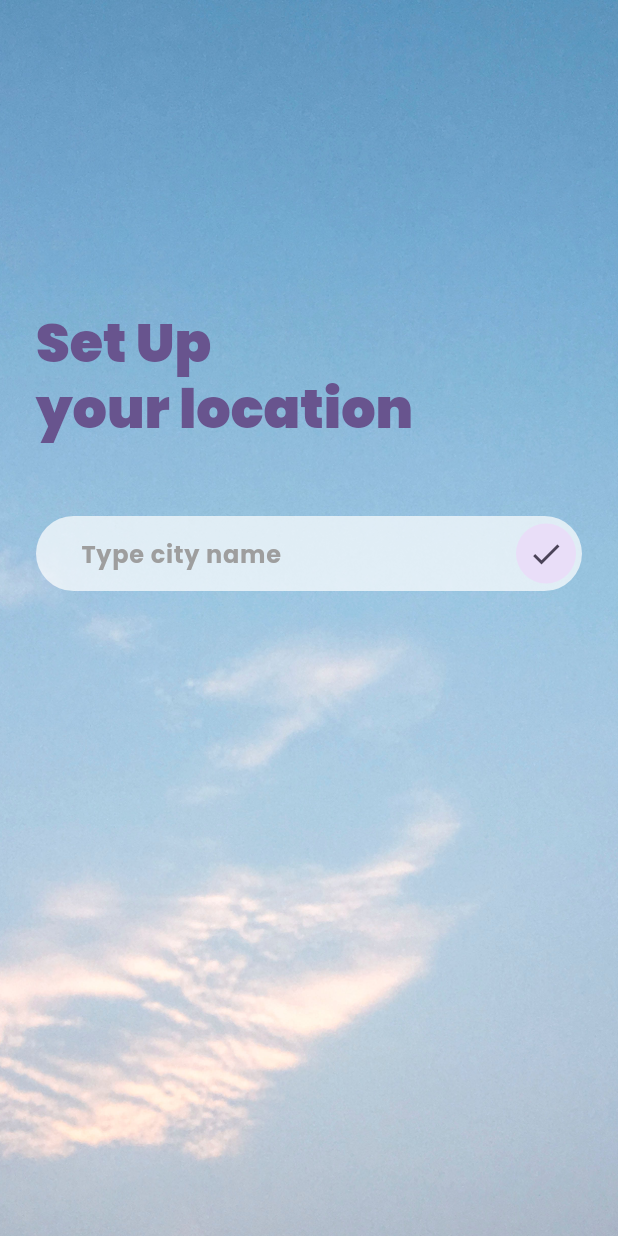
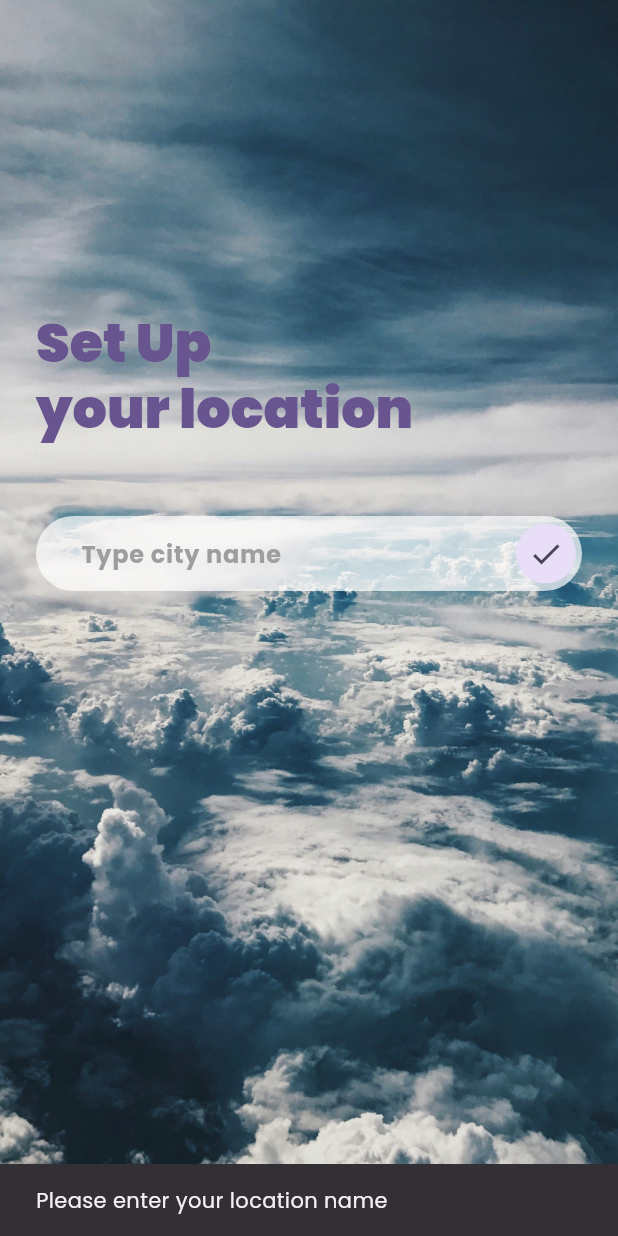
Before and after one commit to dandyfp/weather_app_riverpod, a Flutter app: the screen it shows after launch, after a tap on the "check" icon, on a phone screen of 412 x 824 dp. Run offline on Flutter 3.47's test engine with Material 2 defaults, Android fonts, the phone set to English and light mode, and no system bars; our stand-ins replace dio, extended_image, flutter_riverpod, freezed_annotation, get_it, go_router and 4 more; generated files the repository leaves out were written again; network calls fail.

Commit message:
Add snackbar note if textfield empty

```diff
--- a/lib/presentation/pages/pick_place_page/pick_place_page.dart
+++ b/lib/presentation/pages/pick_place_page/pick_place_page.dart
@@ -26,7 +26,7 @@ class PickPlacePage extends ConsumerWidget {
             width: MediaQuery.of(context).size.width,
             height: MediaQuery.of(context).size.height,
             child: Image.asset(
-              'assets/images/sky.jpg',
+              'assets/images/weather.jpg',
               fit: BoxFit.cover,
             ),
           ),
@@ -77,6 +77,8 @@ class PickPlacePage extends ConsumerWidget {
                             if (cityNameController.text.isNotEmpty) {
                               SharedPreferencesHelper().putString('cityName', cityNameController.text);
                               ref.read(routerProvider).goNamed('weather-page', extra: cityNameController.text);
+                            } else {
+                              context.showSnackBar('Please enter your location name');
                             }
                           },
                           icon: const Icon(Icons.check),
```
Also changed, not shown: assets/images/weather.jpg (added).
